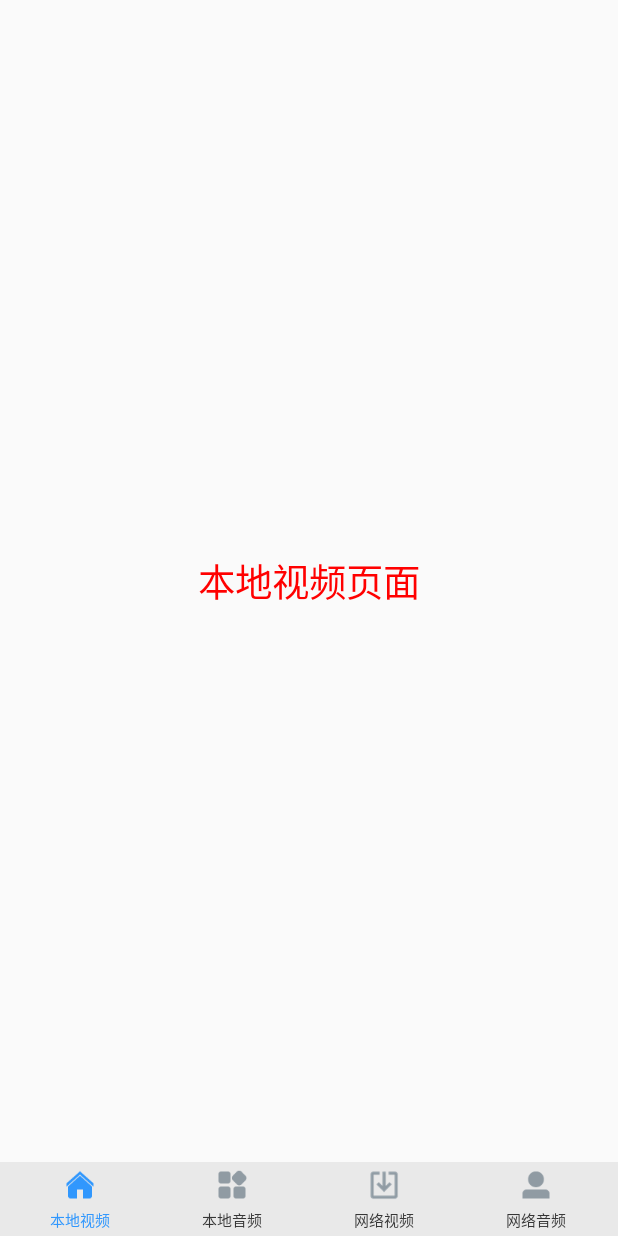
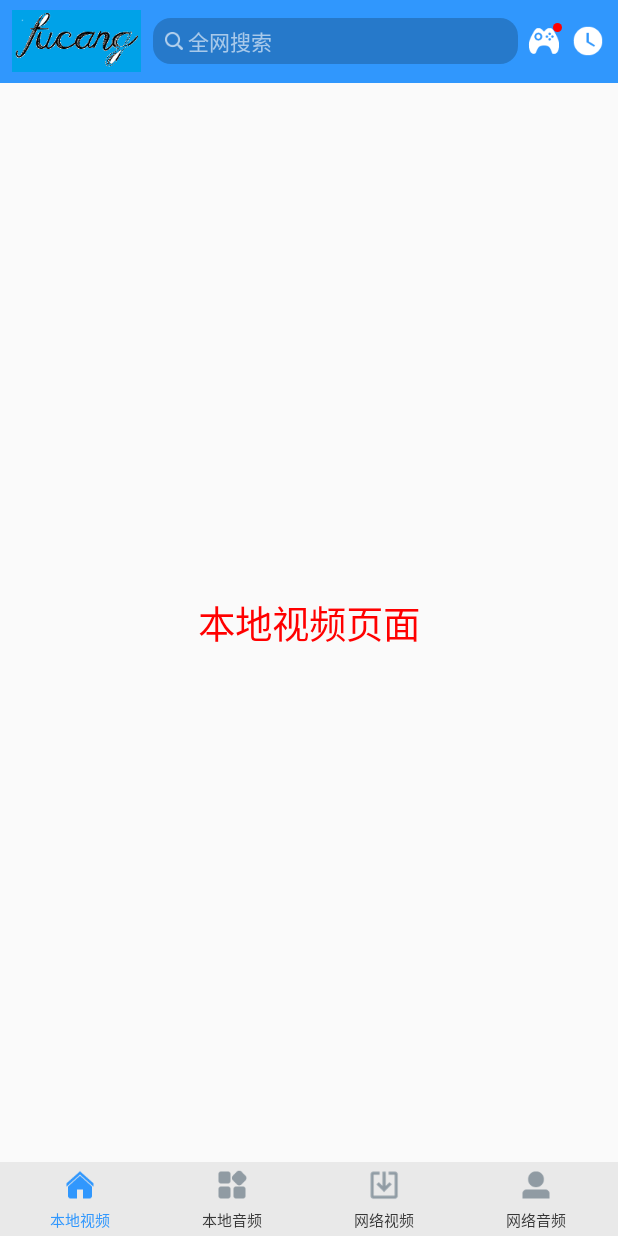
Before and after one commit to fucang/MobilePlayer, an Android app: the screen it shows after launch (MainActivity), on a phone screen of 412 x 824 dp. Run offline under Robolectric (Android 15) with nearby library versions, the phone set to English and light mode, and no system bars.

Commit message:
顶部标题栏

```diff
--- /dev/null
+++ b/app/src/main/java/com/fucang/mobileplayer/view/TitleBar.java
@@ -0,0 +1,89 @@
+package com.fucang.mobileplayer.view;
+
+import android.content.Context;
+import android.util.AttributeSet;
+import android.view.View;
+import android.widget.LinearLayout;
+import android.widget.Toast;
+
+import com.fucang.mobileplayer.R;
+
+/**
+ * Created by 浮滄 on 2017/5/4.
+ */
+
+/**
+ * 自定义标题栏
+ */
+public class TitleBar extends LinearLayout implements View.OnClickListener {
+
+    private View tv_search; // 输入搜索文本框
+
+    private View rl_game; // 游戏
+
+    private View iv_record; // 历史纪录
+
+    private Context context; // 上下文
+
+    /**
+     * 通常在代码中实例化该类的时候使用
+     * @param context
+     */
+    public TitleBar(Context context) {
+        this(context, null);
+    }
+
+    /**
+     * 当在布局文件使用该类的时候
+     * @param context
+     * @param attrs
+     */
+    public TitleBar(Context context, AttributeSet attrs) {
+        this(context, attrs, 0);
+    }
+
+    /**
+     * 当需要设计样式的时候使用
+     * @param context
+     * @param attrs
+     * @param defStyleAttr
+     */
+    public TitleBar(Context context, AttributeSet attrs, int defStyleAttr) {
+        super(context, attrs, defStyleAttr);
+        this.context = context;
+    }
+
+    /**
+     * 当布局文件加载完成的时候会掉这个方法
+     */
+    @Override
+    protected void onFinishInflate() {
+        super.onFinishInflate();
+        // 得到孩子的实例
+        tv_search = getChildAt(1);
+        rl_game = getChildAt(2);
+        iv_record = getChildAt(3);
+
+        // 设置点击事件
+        tv_search.setOnClickListener(this);
+        rl_game.setOnClickListener(this);
+        iv_record.setOnClickListener(this);
+    }
+
+    @Override
+    public void onClick(View view) {
+        switch (view.getId()) {
+            case R.id.tv_search: // 搜索
+                Toast.makeText(context, "搜索", Toast.LENGTH_SHORT).show();
+                break;
+            case R.id.rl_game: // 游戏
+                Toast.makeText(context, "游戏", Toast.LENGTH_SHORT).show();
+                break;
+            case R.id.iv_record: // 播放历史
+                Toast.makeText(context, "播放历史", Toast.LENGTH_SHORT).show();
+                break;
+            default:
+                break;
+        }
+    }
+}
--- /dev/null
+++ b/app/src/main/res/drawable/dot.xml
@@ -0,0 +1,5 @@
+<?xml version="1.0" encoding="utf-8"?>
+<shape xmlns:android="http://schemas.android.com/apk/res/android" android:shape="oval">
+    <solid android:color="#ffff0000"/>
+    <size android:height="6dp" android:width="6dp"/>
+</shape>
--- /dev/null
+++ b/app/src/main/res/drawable/tv_search_bg_selector.xml
@@ -0,0 +1,6 @@
+<?xml version="1.0" encoding="utf-8"?>
+<selector xmlns:android="http://schemas.android.com/apk/res/android">
+    <item android:state_pressed="false" android:drawable="@drawable/tv_search_bg_shap_normal"/>
+    <item android:state_pressed="true" android:drawable="@drawable/tv_search_bg_shap_pressed"/>
+
+</selector>
--- /dev/null
+++ b/app/src/main/res/drawable/tv_search_bg_shap_normal.xml
@@ -0,0 +1,6 @@
+<?xml version="1.0" encoding="utf-8"?>
+<shape xmlns:android="http://schemas.android.com/apk/res/android" android:shape="rectangle">
+    <corners android:radius="12dp"/>
+    <solid android:color="#ff2679ca"/>
+    <padding android:bottom="5dp" android:top="5dp" android:left="8dp" android:right="8dp"/>
+</shape>
--- /dev/null
+++ b/app/src/main/res/drawable/tv_search_bg_shap_pressed.xml
@@ -0,0 +1,6 @@
+<?xml version="1.0" encoding="utf-8"?>
+<shape xmlns:android="http://schemas.android.com/apk/res/android" android:shape="rectangle">
+    <corners android:radius="12dp"/>
+    <solid android:color="#cc2679ca"/>
+    <padding android:bottom="5dp" android:top="5dp" android:left="8dp" android:right="8dp"/>
+</shape>
--- /dev/null
+++ b/app/src/main/res/drawable/tv_search_drawable_selector.xml
@@ -0,0 +1,6 @@
+<?xml version="1.0" encoding="utf-8"?>
+<selector xmlns:android="http://schemas.android.com/apk/res/android">
+    <item android:state_pressed="false" android:drawable="@drawable/ic_sousuokuang"/>
+    <item android:state_pressed="true" android:drawable="@drawable/ic_sousuokuang_press"/>
+
+</selector>
--- /dev/null
+++ b/app/src/main/res/drawable/tv_search_textcolor_selector.xml
@@ -0,0 +1,6 @@
+<?xml version="1.0" encoding="utf-8"?>
+<selector xmlns:android="http://schemas.android.com/apk/res/android">
+    <item android:state_pressed="false" android:color="#99ffffff"/>
+    <item android:state_pressed="true" android:color="#ffffffff"/>
+
+</selector>
--- a/app/src/main/res/layout/activity_main.xml
+++ b/app/src/main/res/layout/activity_main.xml
@@ -4,6 +4,7 @@
     android:layout_height="match_parent">
 
     <!--标题栏-->
+    <include layout="@layout/titlebar"/>
 
     <!--FrameLayout-->
     <FrameLayout
--- /dev/null
+++ b/app/src/main/res/layout/titlebar.xml
@@ -0,0 +1,57 @@
+<?xml version="1.0" encoding="utf-8"?>
+<com.fucang.mobileplayer.view.TitleBar xmlns:android="http://schemas.android.com/apk/res/android"
+    android:background="#ff3097fd"
+    android:orientation="horizontal"
+    android:layout_width="match_parent"
+    android:gravity="center_vertical"
+    android:layout_height="55dp">
+
+    <ImageView
+        android:src="@drawable/ic_topbanner_logo"
+        android:layout_width="wrap_content"
+        android:layout_height="wrap_content"
+        android:layout_marginLeft="8dp"/>
+
+    <TextView
+        android:id="@+id/tv_search"
+        android:layout_weight="1"
+        android:drawableLeft="@drawable/tv_search_drawable_selector"
+        android:background="@drawable/tv_search_bg_selector"
+        android:drawablePadding="3dp"
+        android:textSize="14sp"
+        android:text="全网搜索"
+        android:textColor="@drawable/tv_search_textcolor_selector"
+        android:clickable="true"
+        android:layout_width="wrap_content"
+        android:layout_height="wrap_content"
+        android:layout_marginLeft="8dp"/>
+
+    <RelativeLayout
+        android:id="@+id/rl_game"
+        android:layout_width="wrap_content"
+        android:layout_height="wrap_content"
+        android:layout_marginLeft="5dp">
+
+        <TextView
+            android:id="@+id/tv_game"
+            android:drawableLeft="@drawable/ic_topbanner_game"
+            android:layout_width="wrap_content"
+            android:layout_height="wrap_content" />
+
+        <ImageView
+            android:layout_alignRight="@id/tv_game"
+            android:layout_width="6dp"
+            android:layout_height="6dp"
+            android:background="@drawable/dot"/>
+    </RelativeLayout>
+
+    <ImageView
+        android:id="@+id/iv_record"
+        android:layout_alignRight="@id/tv_game"
+        android:layout_width="wrap_content"
+        android:layout_height="wrap_content"
+        android:layout_marginLeft="5dp"
+        android:layout_marginRight="8dp"
+        android:src="@drawable/ic_topbanner_record"/>
+
+</com.fucang.mobileplayer.view.TitleBar>
```
Also changed, not shown: app/src/main/res/drawable-xhdpi/ic_sousuokuang.png (added), app/src/main/res/drawable-xhdpi/ic_sousuokuang_press.png (added), app/src/main/res/drawable-xhdpi/ic_topbanner_game.png (added), app/src/main/res/drawable-xhdpi/ic_topbanner_logo.png (added), app/src/main/res/drawable-xhdpi/ic_topbanner_record.png (added).
